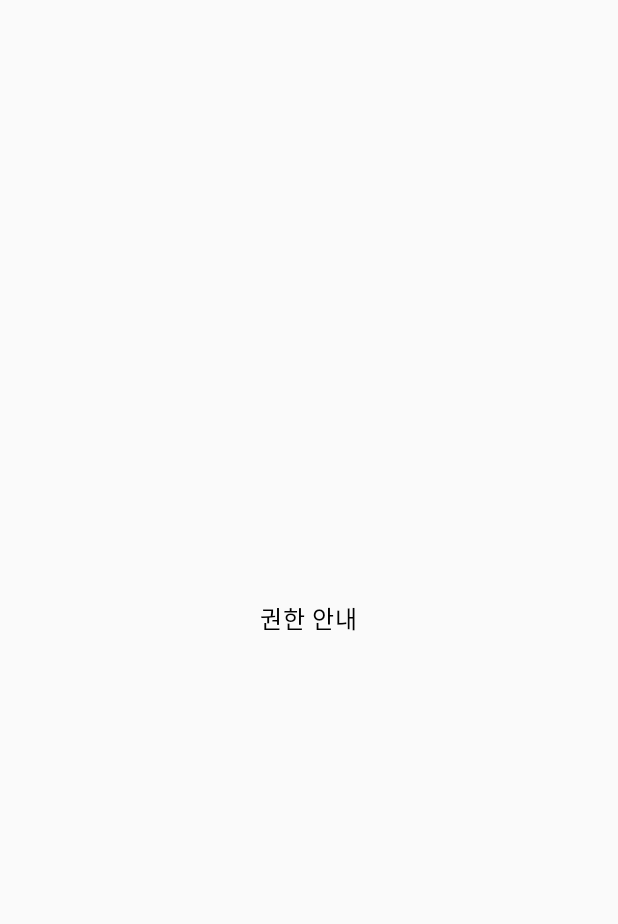
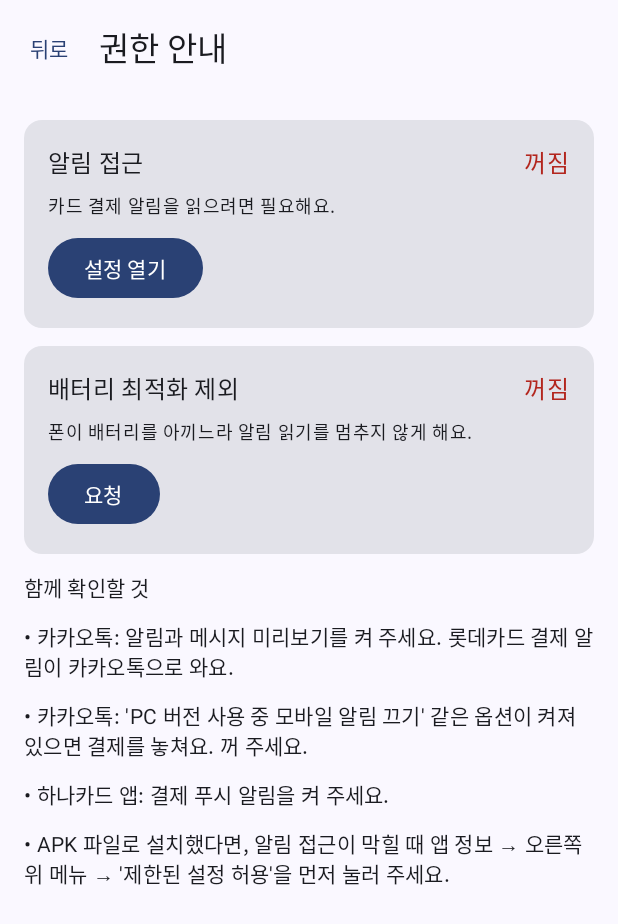
Before and after one commit to jstensix/card-spending, an Android app built with Jetpack Compose: the SetupScreen screen opened through its navigation route, on a phone screen of 412 x 824 dp. Before the commit the part shown is almost empty. Shown: the top 924 px of the screen. Run offline under Robolectric (Android 15) with nearby library versions, the phone set to English and light mode, and no system bars; our stand-ins replace Room's generated code.

Commit message:
feat: 권한 안내 화면
Co-Authored-By: Claude Opus 5.5 <noreply@anthropic.com>

```diff
--- a/app/src/main/AndroidManifest.xml
+++ b/app/src/main/AndroidManifest.xml
@@ -1,6 +1,8 @@
 <?xml version="1.0" encoding="utf-8"?>
 <manifest xmlns:android="http://schemas.android.com/apk/res/android"
     xmlns:tools="http://schemas.android.com/tools">
+
+    <uses-permission android:name="android.permission.REQUEST_IGNORE_BATTERY_OPTIMIZATIONS" />
 
     <application
         android:name=".CardSpendingApp"
--- a/app/src/main/java/com/jstensix/cardspending/ui/AppNavHost.kt
+++ b/app/src/main/java/com/jstensix/cardspending/ui/AppNavHost.kt
@@ -14,6 +14,7 @@ import com.jstensix.cardspending.ui.detail.CardDetailScreen
 import com.jstensix.cardspending.ui.detail.CardDetailViewModel
 import com.jstensix.cardspending.ui.entry.ManualEntryScreen
 import com.jstensix.cardspending.ui.entry.ManualEntryViewModel
+import com.jstensix.cardspending.ui.setup.SetupScreen
 import com.jstensix.cardspending.ui.unparsed.UnparsedScreen
 import java.time.YearMonth
 import kotlinx.coroutines.launch
@@ -139,7 +140,7 @@ fun AppNavHost(container: AppContainer, backupWarning: Flow<String?> = flowOf(nu
                 onDismiss = { id -> scope.launch { container.repository.dismissUnparsed(id) } },
             )
         }
-        composable<SetupRoute> { Placeholder("권한 안내") }
+        composable<SetupRoute> { SetupScreen(onBack = { nav.popBackStack() }) }
         composable<SettingsRoute> { Placeholder("설정") }
     }
 }
--- /dev/null
+++ b/app/src/main/java/com/jstensix/cardspending/ui/setup/SetupScreen.kt
@@ -0,0 +1,101 @@
+package com.jstensix.cardspending.ui.setup
+
+import android.content.Intent
+import android.net.Uri
+import android.provider.Settings
+import androidx.compose.foundation.layout.Arrangement
+import androidx.compose.foundation.layout.Column
+import androidx.compose.foundation.layout.Row
+import androidx.compose.foundation.layout.fillMaxSize
+import androidx.compose.foundation.layout.fillMaxWidth
+import androidx.compose.foundation.layout.padding
+import androidx.compose.foundation.rememberScrollState
+import androidx.compose.foundation.verticalScroll
+import androidx.compose.material3.Button
+import androidx.compose.material3.Card
+import androidx.compose.material3.ExperimentalMaterial3Api
+import androidx.compose.material3.MaterialTheme
+import androidx.compose.material3.Scaffold
+import androidx.compose.material3.Text
+import androidx.compose.material3.TextButton
+import androidx.compose.material3.TopAppBar
+import androidx.compose.runtime.Composable
+import androidx.compose.runtime.getValue
+import androidx.compose.runtime.mutableStateOf
+import androidx.compose.runtime.remember
+import androidx.compose.runtime.setValue
+import androidx.compose.ui.Alignment
+import androidx.compose.ui.Modifier
+import androidx.compose.ui.platform.LocalContext
+import androidx.compose.ui.unit.dp
+import androidx.lifecycle.compose.LifecycleResumeEffect
+import com.jstensix.cardspending.notification.DeviceStatus
+
+private val GUIDE = listOf(
+    "카카오톡: 알림과 메시지 미리보기를 켜 주세요. 롯데카드 결제 알림이 카카오톡으로 와요.",
+    "카카오톡: 'PC 버전 사용 중 모바일 알림 끄기' 같은 옵션이 켜져 있으면 결제를 놓쳐요. 꺼 주세요.",
+    "하나카드 앱: 결제 푸시 알림을 켜 주세요.",
+    "APK 파일로 설치했다면, 알림 접근이 막힐 때 앱 정보 → 오른쪽 위 메뉴 → '제한된 설정 허용'을 먼저 눌러 주세요.",
+)
+
+@OptIn(ExperimentalMaterial3Api::class)
+@Composable
+fun SetupScreen(onBack: () -> Unit) {
+    val context = LocalContext.current
+    var listenerEnabled by remember { mutableStateOf(DeviceStatus.isListenerEnabled(context)) }
+    var batteryExempt by remember { mutableStateOf(DeviceStatus.isIgnoringBatteryOptimizations(context)) }
+    LifecycleResumeEffect(Unit) {
+        listenerEnabled = DeviceStatus.isListenerEnabled(context)
+        batteryExempt = DeviceStatus.isIgnoringBatteryOptimizations(context)
+        onPauseOrDispose { }
+    }
+
+    Scaffold(
+        topBar = {
+            TopAppBar(title = { Text("권한 안내") }, navigationIcon = { TextButton(onClick = onBack) { Text("뒤로") } })
+        },
+    ) { padding ->
+        Column(
+            modifier = Modifier.fillMaxSize().padding(padding).padding(16.dp).verticalScroll(rememberScrollState()),
+            verticalArrangement = Arrangement.spacedBy(12.dp),
+        ) {
+            StatusCard(
+                title = "알림 접근",
+                description = "카드 결제 알림을 읽으려면 필요해요.",
+                enabled = listenerEnabled,
+                action = "설정 열기",
+            ) {
+                context.startActivity(Intent(Settings.ACTION_NOTIFICATION_LISTENER_SETTINGS))
+            }
+            StatusCard(
+                title = "배터리 최적화 제외",
+                description = "폰이 배터리를 아끼느라 알림 읽기를 멈추지 않게 해요.",
+                enabled = batteryExempt,
+                action = "요청",
+            ) {
+                context.startActivity(
+                    Intent(Settings.ACTION_REQUEST_IGNORE_BATTERY_OPTIMIZATIONS, Uri.parse("package:${context.packageName}")),
+                )
+            }
+            Text("함께 확인할 것", style = MaterialTheme.typography.titleSmall)
+            GUIDE.forEach { Text("• $it", style = MaterialTheme.typography.bodyMedium) }
+        }
+    }
+}
+
+@Composable
+private fun StatusCard(title: String, description: String, enabled: Boolean, action: String, onAction: () -> Unit) {
+    Card(Modifier.fillMaxWidth()) {
+        Column(Modifier.padding(16.dp), verticalArrangement = Arrangement.spacedBy(8.dp)) {
+            Row(verticalAlignment = Alignment.CenterVertically) {
+                Text(title, style = MaterialTheme.typography.titleMedium, modifier = Modifier.weight(1f))
+                Text(
+                    if (enabled) "켜짐" else "꺼짐",
+                    color = if (enabled) MaterialTheme.colorScheme.primary else MaterialTheme.colorScheme.error,
+                )
+            }
+            Text(description, style = MaterialTheme.typography.bodySmall)
+            if (!enabled) Button(onClick = onAction) { Text(action) }
+        }
+    }
+}
```
